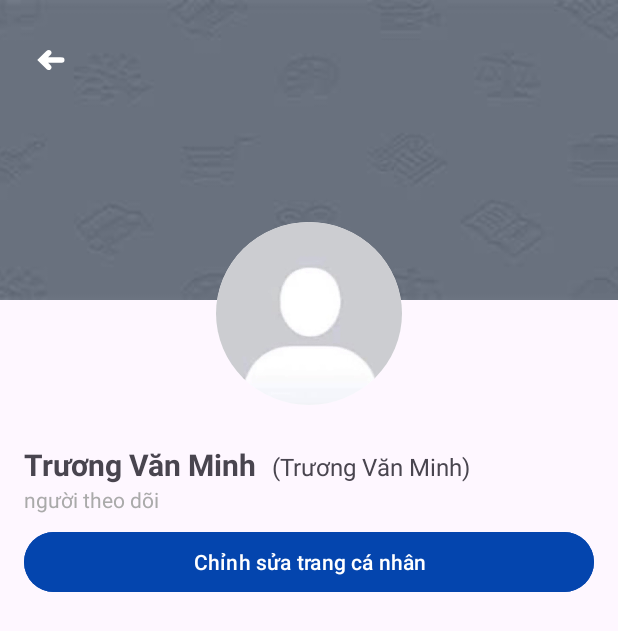
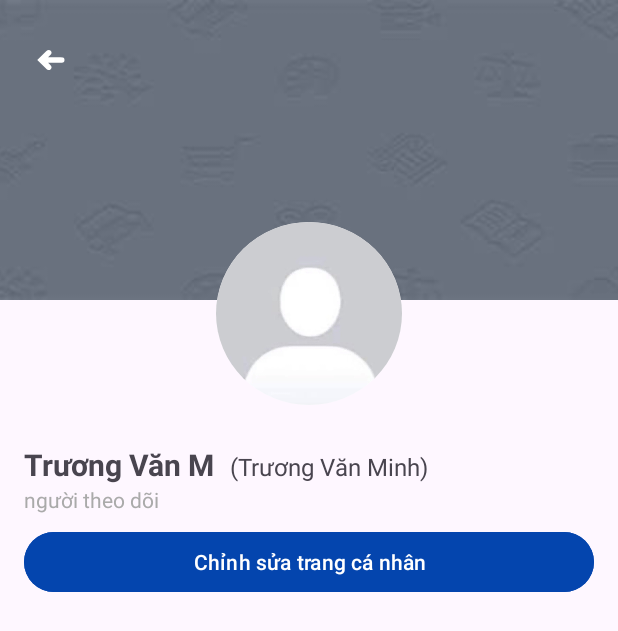
Before and after one commit to Mr-1504/BookMoth-LiterarySocialNetwork, an Android app: the ProfileActivity screen opened directly, with no data from a screen before it, on a phone screen of 412 x 824 dp. Shown: the top 631 px of the screen. Run offline under Robolectric (Android 15) with nearby library versions, the light colour scheme and no system bars; our stand-ins replace Picasso, Room's generated code; network calls fail; pictures from the network do not load; 4 statements that could not run were skipped.

Commit message:
Update activity_profile.xml

```diff
--- a/app/src/main/res/layout/activity_profile.xml
+++ b/app/src/main/res/layout/activity_profile.xml
@@ -80,7 +80,7 @@
                         android:id="@+id/txtName"
                         android:layout_width="wrap_content"
                         android:layout_height="wrap_content"
-                        android:text="Trương Văn Minh"
+                        android:text="Trương Văn M"
                         android:textSize="20sp"
                         android:textStyle="bold"/>
 
```
